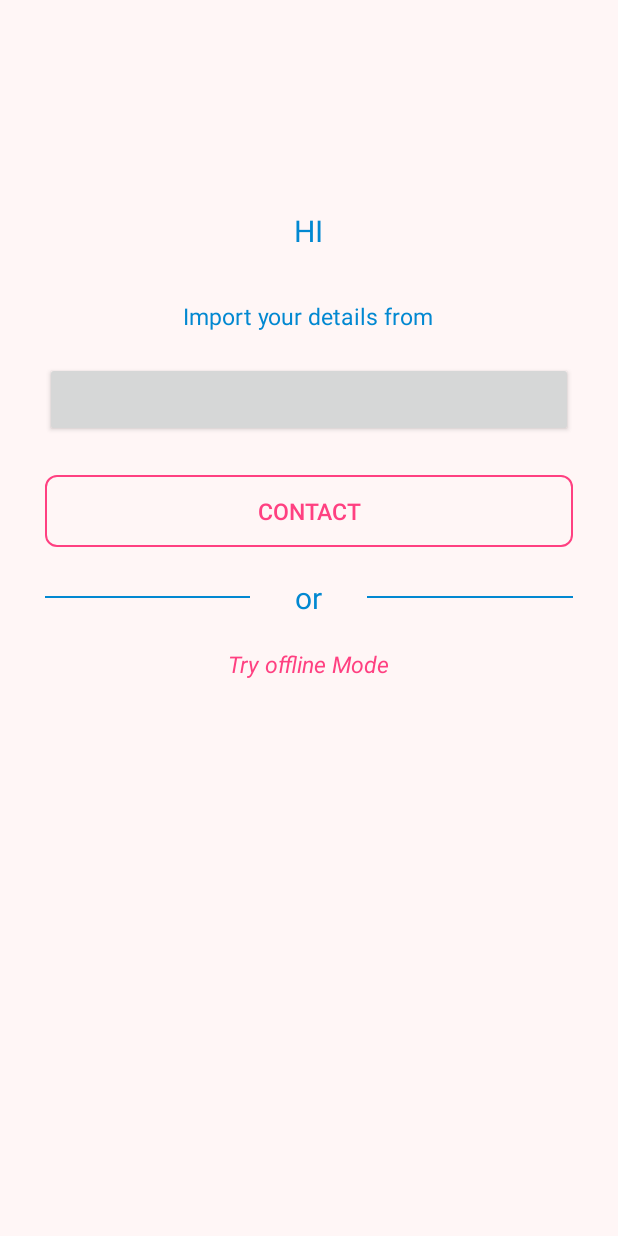
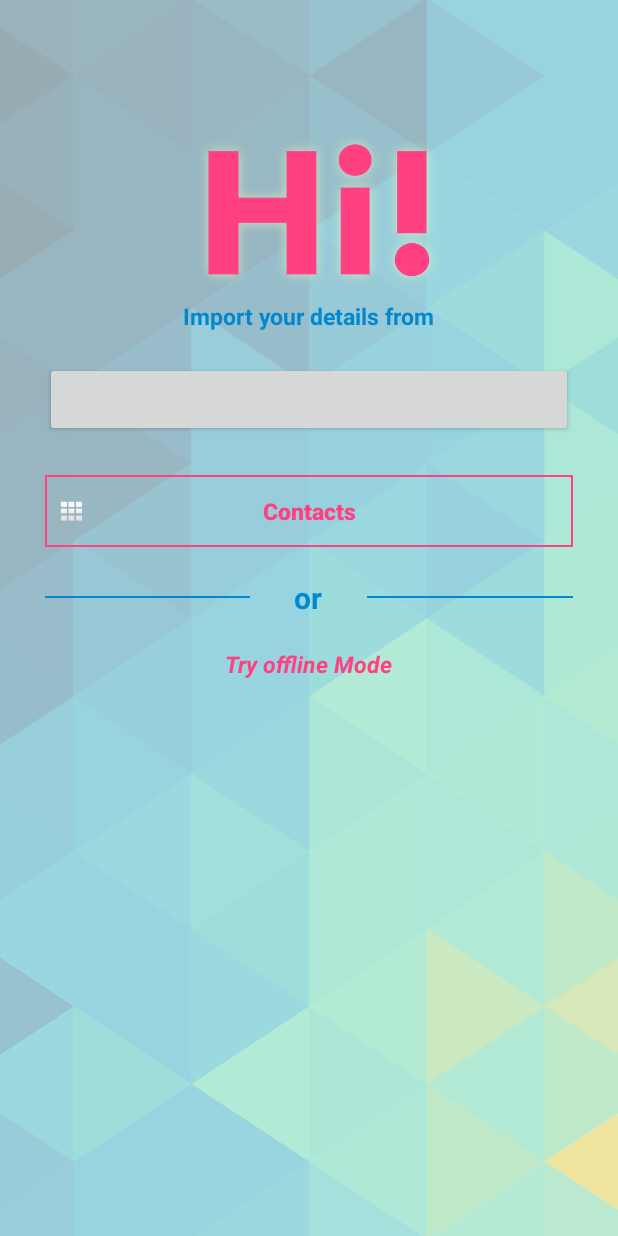
Before and after one commit to diegoalejogm/Hi, an Android app: the screen it shows after launch (LoginActivity), on a phone screen of 412 x 824 dp. Run offline under Robolectric (Android 15) with nearby library versions, the phone set to English and light mode, and no system bars; libraries missing offline, so code that uses them is left out: com.facebook, com.facebook.login; plain views replace LoginButton; 9 statements that could not run were skipped.

Commit message:
nice login

```diff
--- a/app/src/main/AndroidManifest.xml
+++ b/app/src/main/AndroidManifest.xml
@@ -6,7 +6,7 @@
 
 	<application
 			android:allowBackup="true"
-			android:icon="@mipmap/ic_launcher"
+			android:icon="@mipmap/logo"
 			android:label="@string/app_name"
 			android:supportsRtl="true"
 			android:theme="@style/AppTheme">
--- /dev/null
+++ b/app/src/main/res/drawable/alpha_bg.xml
@@ -0,0 +1,19 @@
+<?xml version="1.0" encoding="UTF-8"?>
+<selector xmlns:android="http://schemas.android.com/apk/res/android">
+<item android:state_pressed="true" >
+    <shape>
+        <solid android:color="#FFFFFF"
+            />
+        <stroke android:width="1dp"
+            android:color="@color/accent"/>
+        <corners />
+    </shape>
+</item>
+<item>
+    <shape>
+        <stroke android:width="1dp"
+            android:color="@color/accent"/>
+        <corners />
+    </shape>
+</item>
+</selector>
--- a/app/src/main/res/layout/activity_login.xml
+++ b/app/src/main/res/layout/activity_login.xml
@@ -5,9 +5,18 @@
     android:id="@+id/main_content"
     android:layout_width="match_parent"
     android:layout_height="match_parent"
-    tools:context=".activities.LoginActivity"
-    android:background="#fff6f6">
+    tools:context=".activities.LoginActivity">
 
+
+    <ImageView
+        android:layout_width="fill_parent"
+        android:layout_height="fill_parent"
+        android:id="@+id/imageView2"
+        android:scaleType="centerCrop"
+        android:layout_gravity="center_horizontal"
+        android:layout_centerHorizontal="true"
+        android:src="@mipmap/bg_login"
+        android:layout_alignParentTop="true" />
 
     <RelativeLayout
         android:layout_width="fill_parent"
@@ -15,31 +24,20 @@
         android:id="@+id/topLayout">
 
         <ImageView
-            android:layout_width="100dp"
-            android:layout_height="100dp"
+            android:layout_width="200dp"
+            android:layout_height="200dp"
             android:id="@+id/logoPicture"
             android:scaleType="centerCrop"
             android:layout_marginTop="40dp"
             android:layout_gravity="center_horizontal"
-            android:layout_centerHorizontal="true" />
-
-        <TextView
-            android:layout_width="wrap_content"
-            android:layout_height="wrap_content"
-            android:text="HI"
-            android:id="@+id/shoutsLabel"
-            android:layout_gravity="center_horizontal"
-            android:textColor="@color/primary_dark"
-            android:textSize="20sp"
-            android:layout_below="@+id/logoPicture"
-            android:layout_centerHorizontal="true" />
+            android:layout_centerHorizontal="true"
+            android:src="@mipmap/logo_label" />
 
     </RelativeLayout>
 
     <RelativeLayout
         android:layout_width="match_parent"
         android:layout_height="wrap_content"
-        android:background="#cafff6f6"
         android:showDividers="end"
         android:paddingBottom="20dp"
         android:visibility="visible"
@@ -58,7 +56,8 @@
             android:textColor="@color/primary_dark"
             android:textSize="15sp"
             android:textAlignment="center"
-            android:layout_centerHorizontal="true" />
+            android:layout_centerHorizontal="true"
+            android:textStyle="bold" />
 
 
         <com.facebook.login.widget.LoginButton
@@ -74,14 +73,14 @@
                 android:layout_marginBottom="10dp"
                 android:layout_centerInParent="true"
                 android:layout_below="@+id/importFromTxt"
-                />
+            android:textStyle="bold" />
 
 
 
         <Button
             android:layout_width="match_parent"
             android:layout_height="wrap_content"
-            android:text="Contact"
+            android:text="Contacts"
             android:id="@+id/importFromContact"
             android:layout_gravity="center_horizontal"
             android:textColor="@color/accent"
@@ -89,13 +88,31 @@
             android:layout_marginRight="20dp"
             android:layout_marginTop="15dp"
             android:visibility="visible"
-            android:background="@drawable/round_corners_button"
+            android:background="@drawable/alpha_bg"
             android:textSize="15sp"
             android:layout_centerInParent="true"
             android:padding="5dp"
+            android:textAllCaps="false"
             android:layout_alignParentTop="false"
             android:textAlignment="center"
-            android:layout_below="@+id/importFromFb" />
+            android:layout_below="@+id/importFromFb"
+            android:textStyle="bold" />
+
+        <ImageView
+            android:layout_width="15dp"
+            android:layout_height="20dp"
+            android:id="@+id/imageView3"
+            android:scaleType="fitCenter"
+            android:layout_gravity="center_horizontal"
+            android:src="@android:drawable/ic_dialog_dialer"
+            android:layout_alignStart="@+id/importFromContact"
+            android:layout_alignLeft="@+id/importFromContact"
+            android:layout_alignParentTop="false"
+            android:layout_alignTop="@+id/importFromContact"
+            android:layout_alignParentEnd="false"
+            android:layout_alignParentStart="false"
+            android:layout_alignBottom="@+id/importFromContact"
+            android:layout_marginLeft="10dp" />
 
         <LinearLayout
             android:orientation="horizontal"
@@ -127,7 +144,8 @@
                 android:layout_gravity="center_horizontal"
                 android:textColor="@color/primary_dark"
                 android:textSize="20sp"
-                android:textAlignment="center" />
+                android:textAlignment="center"
+                android:textStyle="bold" />
 
             <View
                 android:layout_width = "0dp"
@@ -154,7 +172,7 @@
         android:onClick="onClick"
         android:layout_below="@+id/loginWindow"
         android:layout_centerHorizontal="true"
-        android:textStyle="italic"
+        android:textStyle="bold|italic"
         android:textIsSelectable="false" />
 
 </RelativeLayout>
```
Also changed, not shown: app/src/main/res/mipmap-hdpi/logo.png (added), app/src/main/res/mipmap-hdpi/logo_label.png (added), app/src/main/res/mipmap-mdpi/bg_login.png (added).
